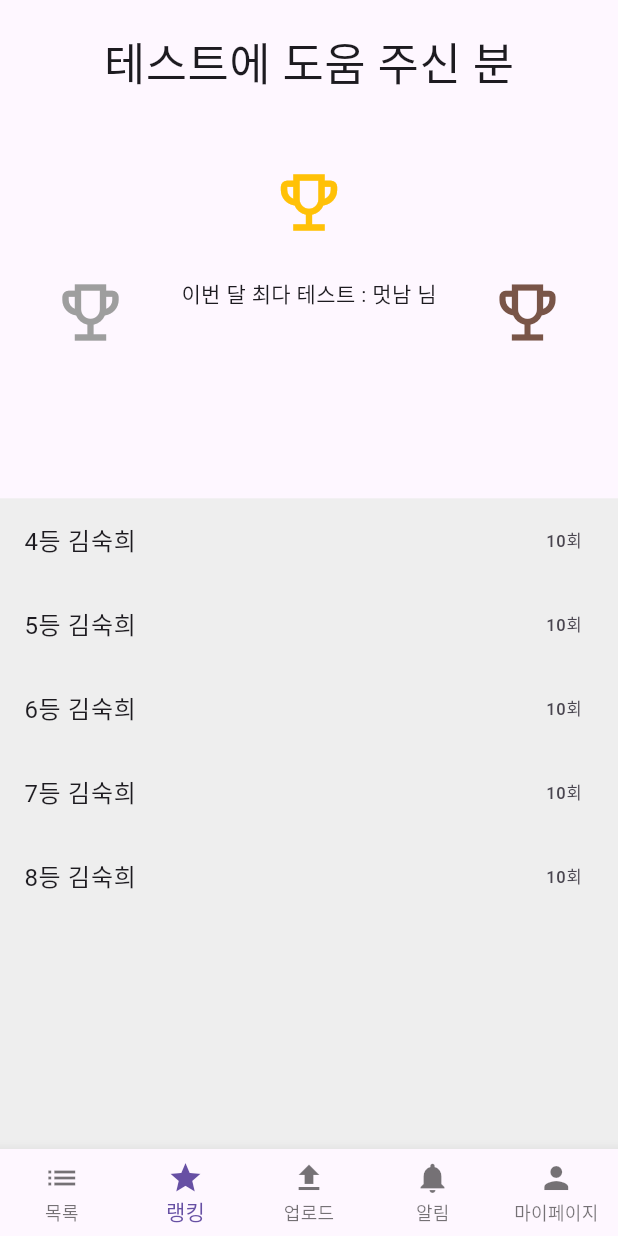
After one commit to and20roid/And20Roid-FE, a Flutter app: the BottomNavigatorPage screen opened directly, item 2 of the bottom bar chosen, on a phone screen of 412 x 824 dp. The commit adds this screen. Run offline on Flutter 3.47's test engine with Material 3 defaults, Android fonts, the phone set to English and light mode, and no system bars; our stand-ins replace firebase_auth, firebase_core, get, google_sign_in, permission_handler, shared_preferences and 1 more; accounts and stored records are empty.

```diff
--- /dev/null
+++ b/lib/bottom_navigator.dart
@@ -0,0 +1,81 @@
+import 'dart:convert';
+import 'package:and20roid/view/ranking/rank_page.dart';
+import 'package:and20roid/view/notification_page.dart';
+import 'package:and20roid/view/upload/upload.dart';
+import 'package:firebase_auth/firebase_auth.dart';
+import 'package:http/http.dart' as http;
+import 'package:flutter/material.dart';
+import 'package:shared_preferences/shared_preferences.dart';
+
+import 'model/list_model.dart';
+import 'utility/common.dart';
+import 'view/list_page.dart';
+import 'view/my_page.dart';
+
+class BottomNavigatorPage extends StatefulWidget {
+  const BottomNavigatorPage({Key? key}) : super(key: key);
+
+  @override
+  State<BottomNavigatorPage> createState() => _BottomNavigatorPageState();
+}
+
+class _BottomNavigatorPageState extends State<BottomNavigatorPage> {
+  int _currentIndex = 0;
+
+  @override
+  Widget build(BuildContext context) {
+    return SafeArea(
+      child: Scaffold(
+        body: _buildPage(_currentIndex),
+        bottomNavigationBar: BottomNavigationBar(
+          currentIndex: _currentIndex,
+          type: BottomNavigationBarType.fixed,
+          items: [
+            BottomNavigationBarItem(
+              icon: Icon(Icons.list),
+              label: '목록',
+            ),
+            BottomNavigationBarItem(
+              icon: Icon(Icons.star),
+              label: '랭킹',
+            ),
+            BottomNavigationBarItem(
+              icon: Icon(Icons.upload),
+              label: '업로드',
+            ),
+            BottomNavigationBarItem(
+              icon: Icon(Icons.notifications),
+              label: '알림',
+            ),
+            BottomNavigationBarItem(
+              icon: Icon(Icons.person),
+              label: '마이페이지',
+            ),
+          ],
+          onTap: (index) {
+            setState(() {
+              _currentIndex = index;
+            });
+          },
+        ),
+      ),
+    );
+  }
+
+  Widget _buildPage(int index) {
+    switch (index) {
+      case 0:
+        return ListContent(); // 목록 페이지
+      case 1:
+        return RankingContent(); // 랭킹 페이지
+      case 2:
+        return UploadScreen(); // 업로드 페이지
+      case 3:
+        return NotificationContent(); // 알림 페이지
+      case 4:
+        return MyPageContent(); // 마이페이지
+      default:
+        return ListContent();
+    }
+  }
+}
--- a/lib/main.dart
+++ b/lib/main.dart
@@ -2,7 +2,7 @@ import 'package:firebase_core/firebase_core.dart';
 import 'package:flutter/material.dart';
 import 'package:get/get.dart';
 
-import 'my_home_page.dart';
+import 'direct_page.dart';
 
 Future<void> main() async {
   WidgetsFlutterBinding.ensureInitialized();
@@ -16,7 +16,7 @@ class MyApp extends StatelessWidget {
   @override
   Widget build(BuildContext context) {
     return const GetMaterialApp(
-      home: MyHomePage(),
+      home: DirectingPage(),
     );
   }
 }
--- /dev/null
+++ b/lib/view/ranking/rank_page.dart
@@ -0,0 +1,83 @@
+import 'package:flutter/material.dart';
+
+class RankingContent extends StatelessWidget {
+  @override
+  Widget build(BuildContext context) {
+    return Scaffold(
+      body: Column(
+        mainAxisAlignment: MainAxisAlignment.center,
+        children: [
+          const Padding(
+            padding: EdgeInsets.all(20.0),
+            child: Text('테스트에 도움 주신 분', style: TextStyle(fontSize: 30)),
+          ),
+          Container(
+            height: MediaQuery.of(context).size.height * 0.3,
+            child: Row(
+              mainAxisAlignment: MainAxisAlignment.spaceEvenly,
+              children: [
+                // Trophy Placeholder for 2nd Place
+                Container(
+                  width: 50,
+                  height: 100,
+                  margin: EdgeInsets.symmetric(horizontal: 10),
+                  child: Icon(
+                      size : 50,
+                      Icons.emoji_events_outlined, color: Colors.grey),
+                ),
+                // Trophy Placeholder for 1st Place
+                Align(
+                  alignment: Alignment.topCenter,
+                  child: Column(
+                    children: [
+                      Container(
+                        width: 50,
+                        height: 100,
+                        margin: EdgeInsets.symmetric(horizontal: 10),
+                        child: Icon(
+                          size : 50,
+                          Icons.emoji_events_outlined,
+                          color: Colors.amber,
+                        ),
+                      ),
+                      Text("이번 달 최다 테스트 : 멋남 님")
+                    ],
+                  ),
+                ),
+                Container(
+                  width: 50,
+                  height: 100,
+                  margin: EdgeInsets.symmetric(horizontal: 10),
+                  child: Icon(
+                    size : 50,
+                    Icons.emoji_events_outlined,
+                    color: Colors.brown,
+                  ),
+                ),
+              ],
+            ),
+          ),
+          Expanded(
+            child: Container(
+                color: Colors.grey[200], // Background color for the ListView
+                child: ListView.builder(
+                  itemBuilder: (context, index) {
+                    String playerName = '김숙희';
+                    int ranking = index + 4;
+                    int testCount =
+                        10; // Replace this with the actual test count
+
+                    return ListTile(
+                      title: Text('$ranking등 $playerName'),
+                      trailing: Text('$testCount회'),
+                    );
+                  },
+                  itemCount:
+                      5, // Replace this with the actual number of items in your list
+                )),
+          ),
+        ],
+      ),
+    );
+  }
+}
--- a/pubspec.yaml
+++ b/pubspec.yaml
@@ -42,6 +42,9 @@ dependencies:
   google_sign_in: ^6.1.0
   http: ^1.1.2
   shared_preferences: ^2.2.2
+  skeletonizer: ^1.0.1
+  image_picker: ^1.0.6
+  dio: ^5.4.0
 
 dev_dependencies:
   flutter_test:
```
Also changed, not shown: lib/direct_page.dart (renamed from lib/my_home_page.dart, +16 -24 lines), lib/list_page.dart (deleted, +0 -39 lines), lib/model/list_model.dart (added, +17 -0 lines), lib/view/list_page.dart (added, +124 -0 lines), lib/view/login_page.dart (renamed from lib/login_page.dart, +64 -45 lines), lib/view/my_page.dart (added, +10 -0 lines), lib/view/notification_page.dart (added, +10 -0 lines), lib/utility/common.dart (renamed from lib/common.dart), lib/utility/firebase_options.dart (renamed from lib/firebase_options.dart), pubspec.lock, 5 other files.
